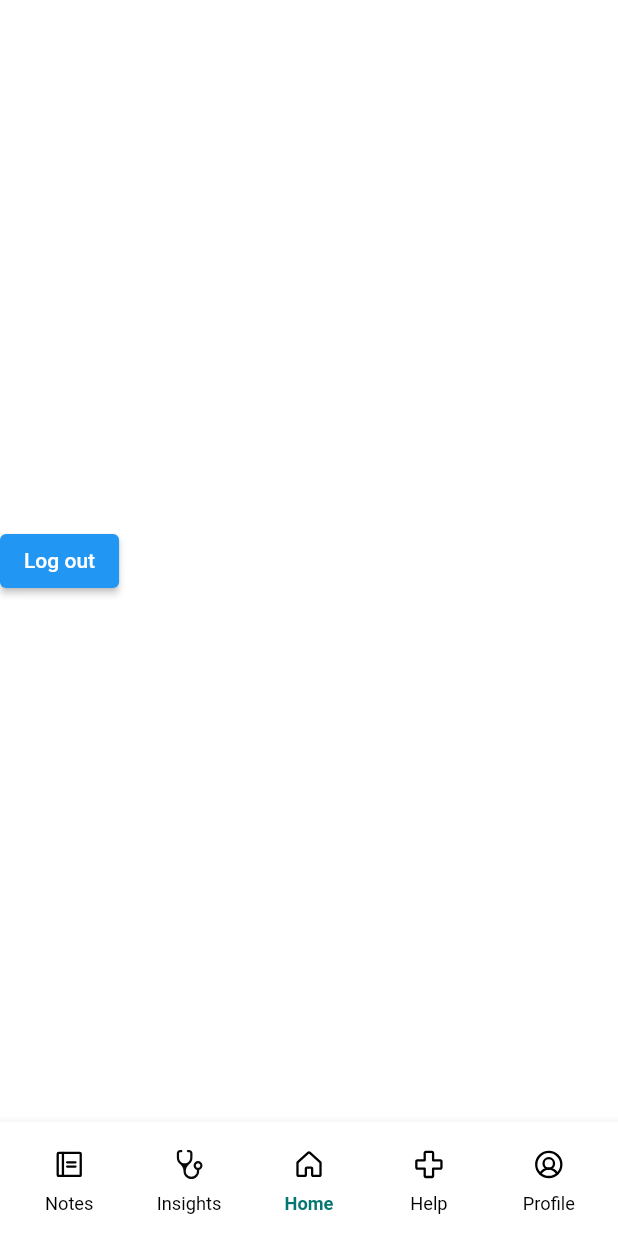
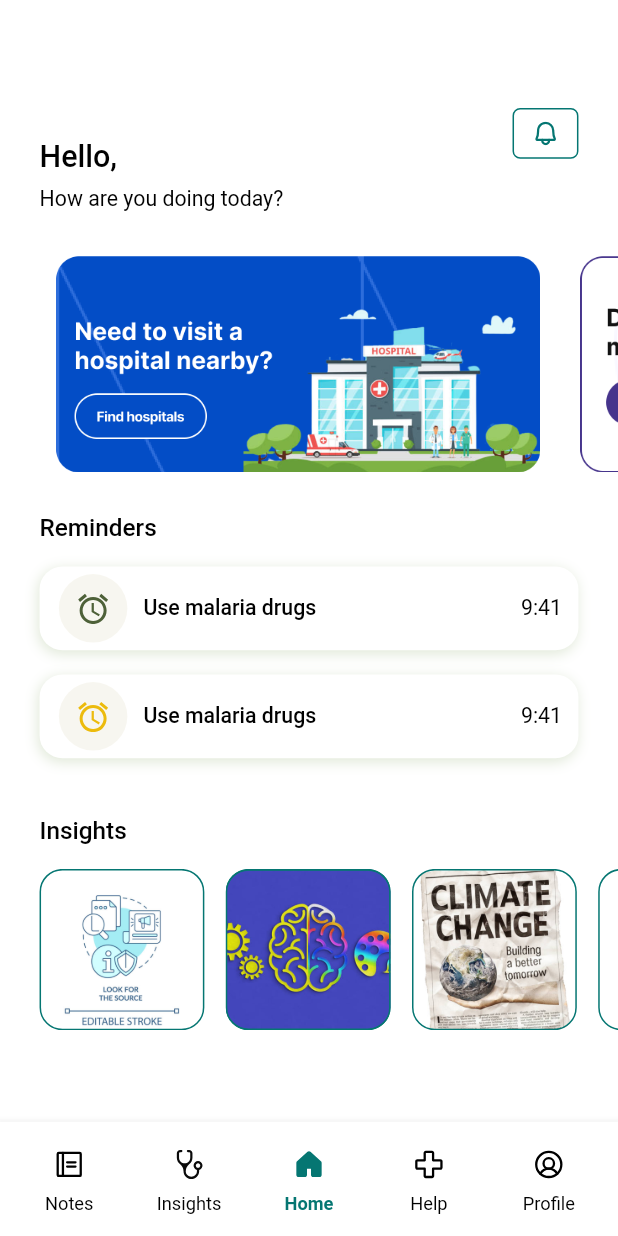
Before and after one commit to ThatSaxyDev/BetaHealth, a Flutter app: the screen it shows once a user with an empty profile is signed in, on a phone screen of 412 x 824 dp. Run offline on Flutter 3.47's test engine with Material 2 defaults, Android fonts, the phone set to English and light mode, and no system bars; our stand-ins replace cached_network_image, carousel_slider, cloud_firestore, file_picker, firebase_auth, firebase_core and 12 more; accounts and stored records are empty; Roboto replaces fonts that are missing (Sk-Modernist).

Commit message:
home view UI done

```diff
--- a/lib/features/base_nav_wrapper/views/base_nav_wrapper.dart
+++ b/lib/features/base_nav_wrapper/views/base_nav_wrapper.dart
@@ -1,5 +1,6 @@
 import 'package:betahealth/features/auth/controllers/auth_controller.dart';
-import 'package:betahealth/features/auth/views/home_view.dart';
+import 'package:betahealth/features/home/view/home_view.dart';
+import 'package:betahealth/features/profile/views/profile_view.dart';
 import 'package:betahealth/features/base_nav_wrapper/widgets/nav_bar_widget.dart';
 import 'package:betahealth/features/notes/views/notes_view.dart';
 import 'package:betahealth/theme/palette.dart';
@@ -24,9 +25,7 @@ class _BaseNavWrapperState extends ConsumerState<BaseNavWrapper> {
     Center(
       child: Text('Help View'),
     ),
-    Center(
-      child: Text('Profile View'),
-    ),
+    ProfileView(),
   ];
 
   final ValueNotifier<int> _page = ValueNotifier(0);
@@ -94,7 +93,7 @@ class _BaseNavWrapperState extends ConsumerState<BaseNavWrapper> {
                 //! Home
                 NavBarWidget(
                   onTap: () => _page.value = 2,
-                  icon: 'home',
+                  icon: _page.value == 2 ? 'home-filled' : 'home',
                   label: 'Home',
                   color: _page.value == 2 ? Pallete.primaryTeal : null,
                   fontWeight: _page.value == 2 ? FontWeight.w600 : null,
--- /dev/null
+++ b/lib/features/home/view/home_view.dart
@@ -0,0 +1,179 @@
+import 'package:betahealth/features/auth/controllers/auth_controller.dart';
+import 'package:betahealth/features/home/widgets/reminders_tile.dart';
+import 'package:betahealth/shared/widgets/button.dart';
+import 'package:betahealth/theme/palette.dart';
+import 'package:betahealth/utils/string_extensions.dart';
+import 'package:betahealth/utils/widget_extensions.dart';
+import 'package:flutter/material.dart';
+import 'package:flutter_riverpod/flutter_riverpod.dart';
+import 'package:flutter_screenutil/flutter_screenutil.dart';
+import 'package:flutter_svg/flutter_svg.dart';
+
+class HomeView extends ConsumerWidget {
+  const HomeView({super.key});
+
+  @override
+  Widget build(BuildContext context, WidgetRef ref) {
+    final user = ref.watch(userProvider)!;
+    String userName = user.name;
+    List<String> name = userName.split(' ');
+    String firstName = name[0];
+    return Scaffold(
+      body: Column(
+        children: [
+          71.sbH,
+          Padding(
+            padding: EdgeInsets.symmetric(horizontal: 24.w),
+            child: Row(
+              mainAxisAlignment: MainAxisAlignment.spaceBetween,
+              crossAxisAlignment: CrossAxisAlignment.start,
+              children: [
+                Column(
+                  crossAxisAlignment: CrossAxisAlignment.start,
+                  children: [
+                    20.sbH,
+                    Text(
+                      'Hello, $firstName',
+                      style: TextStyle(
+                        color: Pallete.blackColor,
+                        fontSize: 20.sp,
+                        fontWeight: FontWeight.w500,
+                      ),
+                    ),
+                    8.sbH,
+                    Text(
+                      'How are you doing today?',
+                      style: TextStyle(
+                        color: Pallete.blackColor,
+                        fontSize: 14.sp,
+                        fontWeight: FontWeight.w400,
+                      ),
+                    ),
+                  ],
+                ),
+                TTransparentButton(
+                  onTap: () {},
+                  color: Pallete.primaryTeal,
+                  child: SvgPicture.asset('bell'.svg),
+                ),
+              ],
+            ),
+          ),
+          29.sbH,
+          SizedBox(
+            height: 142.h,
+            child: ListView.builder(
+              physics: const AlwaysScrollableScrollPhysics(
+                  parent: BouncingScrollPhysics()),
+              scrollDirection: Axis.horizontal,
+              padding: EdgeInsets.symmetric(horizontal: 22.w),
+              itemCount: homeViewSliderContent.length,
+              itemBuilder: (context, index) {
+                return InkWell(
+                  onTap: () {},
+                  child: Container(
+                    width: 318.w,
+                    decoration: BoxDecoration(
+                      borderRadius: BorderRadius.circular(15.r),
+                      image: DecorationImage(
+                          image: AssetImage(homeViewSliderContent[index].png)),
+                    ),
+                  ),
+                );
+              },
+            ),
+          ),
+          27.sbH,
+          Align(
+            alignment: Alignment.centerLeft,
+            child: Padding(
+              padding: EdgeInsets.only(left: 24.w),
+              child: Text(
+                'Reminders',
+                style: TextStyle(
+                  color: Pallete.blackColor,
+                  fontSize: 16.sp,
+                  fontWeight: FontWeight.w500,
+                ),
+              ),
+            ),
+          ),
+          SizedBox(
+            height: 153.h,
+            child: ListView.builder(
+              padding: EdgeInsets.fromLTRB(24.w, 16.h, 24.w, 27.h),
+              physics: const NeverScrollableScrollPhysics(),
+              itemCount: 2,
+              itemBuilder: (context, index) {
+                return RemindersTile(
+                  icon: reminderIcons[index],
+                );
+              },
+            ),
+          ),
+          27.sbH,
+          Align(
+            alignment: Alignment.centerLeft,
+            child: Padding(
+              padding: EdgeInsets.only(left: 24.w),
+              child: Text(
+                'Insights',
+                style: TextStyle(
+                  color: Pallete.blackColor,
+                  fontSize: 16.sp,
+                  fontWeight: FontWeight.w500,
+                ),
+              ),
+            ),
+          ),
+          16.sbH,
+          SizedBox(
+            height: 106.h,
+            child: ListView.builder(
+              scrollDirection: Axis.horizontal,
+              padding: EdgeInsets.symmetric(horizontal: 24.w),
+              physics: const AlwaysScrollableScrollPhysics(
+                  parent: BouncingScrollPhysics()),
+              itemCount: insightImages.length,
+              itemBuilder: (context, index) {
+                return Container(
+                  width: 100.w,
+                  margin: EdgeInsets.only(right: 13.w),
+                  decoration: BoxDecoration(
+                    borderRadius: BorderRadius.circular(15.r),
+                    border: Border.all(color: Pallete.primaryTeal),
+                    image: DecorationImage(
+                        image: AssetImage(insightImages[index].png),
+                        fit: BoxFit.cover),
+                  ),
+                );
+              },
+            ),
+          ),
+        ],
+      ),
+    );
+  }
+}
+
+const homeViewSliderContent = [
+  'visit-hospital',
+  'medications',
+];
+
+const reminderIcons = [
+  'green-reminder',
+  'yellow-reminder',
+];
+
+const insightImages = [
+  'insight-1',
+  'insight-2',
+  'insight-3',
+  'insight-1',
+  'insight-2',
+  'insight-3',
+];
+
+//! FOR THE REMINDER SECTION
+//! I'LL CHECK FOR THE CURRENT TIME, THEN SELECT THE NEAREST TWO REMINDERS TO THE TIME AND DISPLAY IT
--- /dev/null
+++ b/lib/features/home/widgets/reminders_tile.dart
@@ -0,0 +1,65 @@
+// ignore_for_file: public_member_api_docs, sort_constructors_first
+import 'package:betahealth/utils/string_extensions.dart';
+import 'package:betahealth/utils/widget_extensions.dart';
+import 'package:flutter/material.dart';
+import 'package:flutter_riverpod/flutter_riverpod.dart';
+import 'package:flutter_screenutil/flutter_screenutil.dart';
+
+import 'package:betahealth/theme/palette.dart';
+import 'package:flutter_svg/flutter_svg.dart';
+
+class RemindersTile extends ConsumerWidget {
+  final String icon;
+  const RemindersTile({
+    super.key,
+    required this.icon,
+  });
+
+  @override
+  Widget build(BuildContext context, WidgetRef ref) {
+    return Container(
+      height: 55.h,
+      width: 327.w,
+      padding: EdgeInsets.symmetric(horizontal: 10.w, vertical: 5.h),
+      margin: EdgeInsets.only(bottom: 16.h),
+      decoration: BoxDecoration(
+        color: Pallete.whiteColor,
+        borderRadius: BorderRadius.circular(15.r),
+        boxShadow: [
+          BoxShadow(
+            color: Pallete.tileShadow.withOpacity(0.5),
+            offset: const Offset(-1, 2),
+            blurRadius: 7,
+          ),
+        ],
+      ),
+      child: Row(
+        children: [
+          CircleAvatar(
+            radius: 22.5.w,
+            backgroundColor: Pallete.imagePlaceHolder3.withOpacity(0.4),
+            child: SvgPicture.asset(icon.svg),
+          ),
+          8.sbW,
+          Text(
+            'Use malaria drugs',
+            style: TextStyle(
+              color: Pallete.blackColor,
+              fontSize: 14.sp,
+              fontWeight: FontWeight.w500,
+            ),
+          ),
+          const Spacer(),
+          Text(
+            '9:41',
+            style: TextStyle(
+              color: Pallete.blackColor,
+              fontSize: 14.sp,
+              fontWeight: FontWeight.w400,
+            ),
+          ),
+        ],
+      ),
+    );
+  }
+}
--- a/lib/features/notes/widgets/notes_tile.dart
+++ b/lib/features/notes/widgets/notes_tile.dart
@@ -31,7 +31,7 @@ class NotesTile extends ConsumerWidget {
                       .read(notesControllerProvider.notifier)
                       .deleteNote(note, context);
                 },
-                child: Text(
+                child: const Text(
                   'Yes',
                   style: TextStyle(
                     fontWeight: FontWeight.bold,
@@ -43,7 +43,7 @@ class NotesTile extends ConsumerWidget {
                 onPressed: () {
                   Routemaster.of(context).pop();
                 },
-                child: Text(
+                child: const Text(
                   'No',
                   style: TextStyle(
                     fontWeight: FontWeight.bold,
@@ -68,7 +68,7 @@ class NotesTile extends ConsumerWidget {
           borderRadius: BorderRadius.circular(15.r),
           boxShadow: [
             BoxShadow(
-                color: Pallete.tileShadow.withOpacity(0.3),
+                color: Pallete.tileShadow.withOpacity(0.5),
                 offset: const Offset(-1, 2),
                 blurRadius: 7),
           ]),
--- a/lib/features/auth/views/home_view.dart
+++ b/lib/features/profile/views/profile_view.dart
@@ -2,8 +2,8 @@ import 'package:betahealth/features/auth/controllers/auth_controller.dart';
 import 'package:flutter/material.dart';
 import 'package:flutter_riverpod/flutter_riverpod.dart';
 
-class HomeView extends ConsumerWidget {
-  const HomeView({super.key});
+class ProfileView extends ConsumerWidget {
+  const ProfileView({super.key});
 
   void logOut(WidgetRef ref) async {
     ref.read(authControllerProvider.notifier).logOut();
--- a/lib/router.dart
+++ b/lib/router.dart
@@ -1,5 +1,5 @@
 import 'package:betahealth/features/auth/views/auth_view.dart';
-import 'package:betahealth/features/auth/views/home_view.dart';
+import 'package:betahealth/features/profile/views/profile_view.dart';
 import 'package:betahealth/features/base_nav_wrapper/views/base_nav_wrapper.dart';
 import 'package:betahealth/features/notes/views/add_notes_view.dart';
 import 'package:betahealth/features/notes/views/read_notes_view.dart';
```
Also changed, not shown: lib/assets/images/green-reminder.svg (added), lib/assets/images/home-filled.svg (added), lib/assets/images/insight-1.png (added), lib/assets/images/insight-2.png (added), lib/assets/images/insight-3.png (added), lib/assets/images/medications.png (added), lib/assets/images/visit-hospital.png (added), lib/assets/images/yellow-reminder.svg (added).
